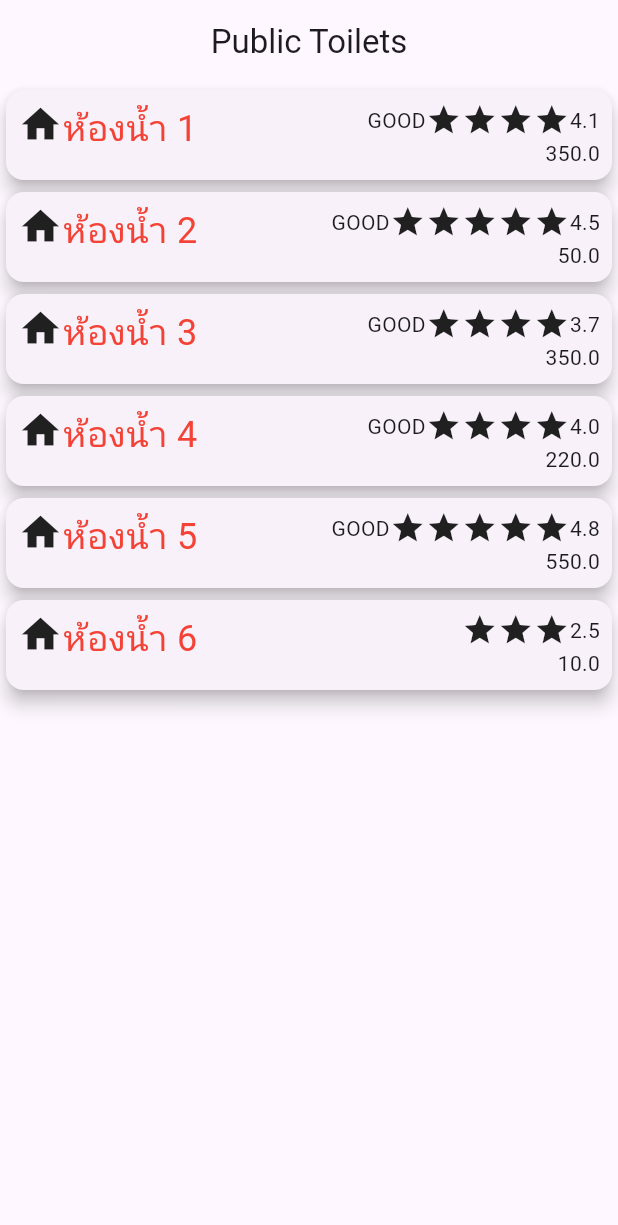
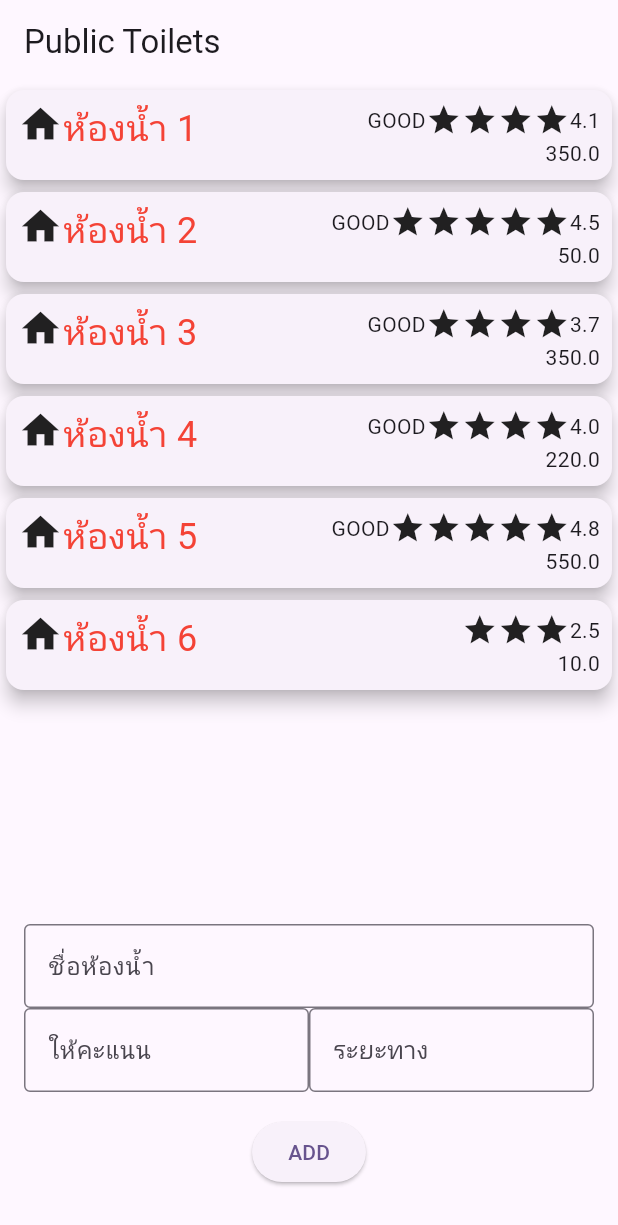
Before and after one commit to palm45/public_toilets, a Flutter app: the screen it shows after launch, on a phone screen of 412 x 824 dp. Shown: the top 1225 px of the screen. Run offline on Flutter 3.47's test engine with Material 2 defaults, Android fonts, the phone set to English and light mode, and no system bars; our stand-ins replace google_fonts; Roboto replaces fonts that are missing (Kanit).

Commit message:
Lots of change Done

```diff
--- a/lib/screens/home/home_page.dart
+++ b/lib/screens/home/home_page.dart
@@ -1,7 +1,10 @@
+// ignore_for_file: prefer_const_constructors
+
 import 'package:flutter/material.dart';
 import 'package:google_fonts/google_fonts.dart';
 import 'package:public_toilets/models/toilets.dart';
 import 'package:public_toilets/repository/toillet_repository.dart';
+import 'package:public_toilets/screens/home/toilet_list_item.dart';
 
 class HomePage extends StatefulWidget {
   const HomePage({super.key});
@@ -11,90 +14,92 @@ class HomePage extends StatefulWidget {
 }
 
 class _HomePageState extends State<HomePage> {
+  final _toiletNameController = TextEditingController();
 
-  Widget _buildItem(BuildContext context, int index){
-    Toilet toilet = ToiletRepository.toilets[index];
+  @override
+  Widget build(BuildContext context) {
+    return Scaffold(
+      appBar: AppBar(
+        title: Text('Public Toilets'),
+      ),
+      body: Column(
+        children: [
+          Expanded(
+            child: ListView.builder(
+              itemCount: ToiletRepository.toilets.length,
+              itemBuilder: (ctx, i) {
+                Toilet toilet = ToiletRepository.toilets[i];
 
                 return ToiletListItem(
                   toilet: toilet,
                 );
-  }
-
-  @override
-  Widget build(BuildContext context) {
-    return Scaffold(
-      appBar: AppBar(title: Center(child: Text('Public Toilets')),),
-      body: ListView.builder(
-        itemCount: ToiletRepository.toilets.length,
-        itemBuilder: (ctx, i){
-          Toilet toilet = ToiletRepository.toilets[i];
-          return ToiletListItem(toilet: toilet);
               },
-      ),//call back function
-
-      /*body: ListView(
+            ),
+          ),
+          Container(
+            padding: EdgeInsets.all(16.0),
+            child: Column(
               children: [
-          ToiletListItem(toilet: Toilet(name: 'ห้องน้ำ 1',point: 1.0,distance: 100.0)),
-          ToiletListItem(toilet: Toilet(name: 'ห้องน้ำ 2',point: 2.0,distance: 200.0)),
-          ToiletListItem(toilet: Toilet(name: 'ห้องน้ำ 3',point: 3.0,distance: 300.0)),
-          ToiletListItem(toilet: Toilet(name: 'ห้องน้ำ 4',point: 4.0,distance: 400.0)),
-          ToiletListItem(toilet: Toilet(name: 'ห้องน้ำ 5',point: 5.0,distance: 500.0)),
-        ],
-      ),*/
-    );
-  }
-}
-
-class ToiletListItem extends StatelessWidget {
-  final Toilet toilet;
-
-  ToiletListItem({
-    super.key,
-    required this.toilet
-  });
-
-  @override
-  Widget build(BuildContext context) {
-    /*List<Widget> star = [] ;
-
-    for(var i=0;i<5;i++){
-      star.add(Icon(Icons.star))
-    }*/
-
-
-
-    return Card(
-      elevation: 5.0,
-      child: Padding(
-          padding: const EdgeInsets.all(8.0),
-          child: Row(
-            crossAxisAlignment: CrossAxisAlignment.start,
-            children: [
-              Icon(Icons.home, size: 30.0,),
-              Expanded(
-                  child: Text(
-                    toilet.name,
-                    style:TextStyle(fontSize: 24.0,color: Colors.red),
-                  )
+                TextField(
+                  controller: _toiletNameController,
+                  decoration: InputDecoration(
+                    hintText: 'ชื่อห้องน้ำ',
+                    border: OutlineInputBorder(
+                      borderSide: BorderSide(
+                        width: 3,
+                        color: Colors.greenAccent,
+                      ), //<-- SEE HERE
                     ),
-              Column(
-                crossAxisAlignment: CrossAxisAlignment.end,
-                children: [
+                  ),
+                ),
                 Row(
                   children: [
-                      if(toilet.point > 3)
-                        Text('GOOD'),
-                      // collection for ไม่ใช่ for statement
-                      for(var i=0;i<toilet.point.round();i++)
-                        Icon(Icons.star),
-                      Text(toilet.point.toString()),
+                    Expanded(
+                      child: TextField(
+                        decoration: InputDecoration(
+                          hintText: 'ให้คะแนน',
+                          border: OutlineInputBorder(
+                            borderSide: BorderSide(
+                              width: 3,
+                              color: Colors.greenAccent,
+                            ), //<-- SEE HERE
+                          ),
+                        ),
+                      ),
+                    ),
+                    Expanded(
+                      child: TextField(
+                        decoration: InputDecoration(
+                          hintText: 'ระยะทาง',
+                          border: OutlineInputBorder(
+                            borderSide: BorderSide(
+                              width: 3,
+                              color: Colors.greenAccent,
+                            ), //<-- SEE HERE
+                          ),
+                        ),
+                      ),
+                    )
                   ],
                 ),
-                  Text(toilet.distance.toString())
+                Padding(
+                  padding: const EdgeInsets.all(16.0),
+                  child: ElevatedButton(
+                      onPressed: () {
+                        var toiletName = _toiletNameController.text;
+                        var toilet = Toilet(
+                            name: toiletName, point: 5.0, distance: 100.0);
+
+                        setState(() {
+                          ToiletRepository.toilets.add(toilet);
+                        });
+                      },
+                      child: Text('ADD')),
+                )
               ],
             ),
+          ),
         ],
-          ),
       ),
     );
   }
--- /dev/null
+++ b/lib/screens/home/toilet_list_item.dart
@@ -0,0 +1,59 @@
+// ignore_for_file: prefer_const_constructors_in_immutables
+
+import 'package:flutter/material.dart';
+import 'package:public_toilets/models/toilets.dart';
+
+class ToiletListItem extends StatelessWidget {
+  final Toilet toilet;
+
+  ToiletListItem({
+    super.key,
+    required this.toilet
+  });
+
+  @override
+  Widget build(BuildContext context) {
+    /*List<Widget> star = [] ;
+
+    for(var i=0;i<5;i++){
+      star.add(Icon(Icons.star))
+    }*/
+
+
+
+    return Card(
+      elevation: 5.0,
+      child: Padding(
+        padding: const EdgeInsets.all(8.0),
+        child: Row(
+          crossAxisAlignment: CrossAxisAlignment.start,
+          children: [
+            Icon(Icons.home, size: 30.0,),
+            Expanded(
+                child: Text(
+                  toilet.name,
+                  style:TextStyle(fontSize: 24.0,color: Colors.red),
+                )
+            ),
+            Column(
+              crossAxisAlignment: CrossAxisAlignment.end,
+              children: [
+                Row(
+                  children: [
+                    if(toilet.point > 3)
+                      Text('GOOD'),
+                    // collection for ไม่ใช่ for statement
+                    for(var i=0;i<toilet.point.round();i++)
+                      Icon(Icons.star),
+                    Text(toilet.point.toString()),
+                  ],
+                ),
+                Text(toilet.distance.toString())
+              ],
+            ),
+          ],
+        ),
+      ),
+    );
+  }
+}
```
Lines whose indentation alone changed are shown as unchanged.
